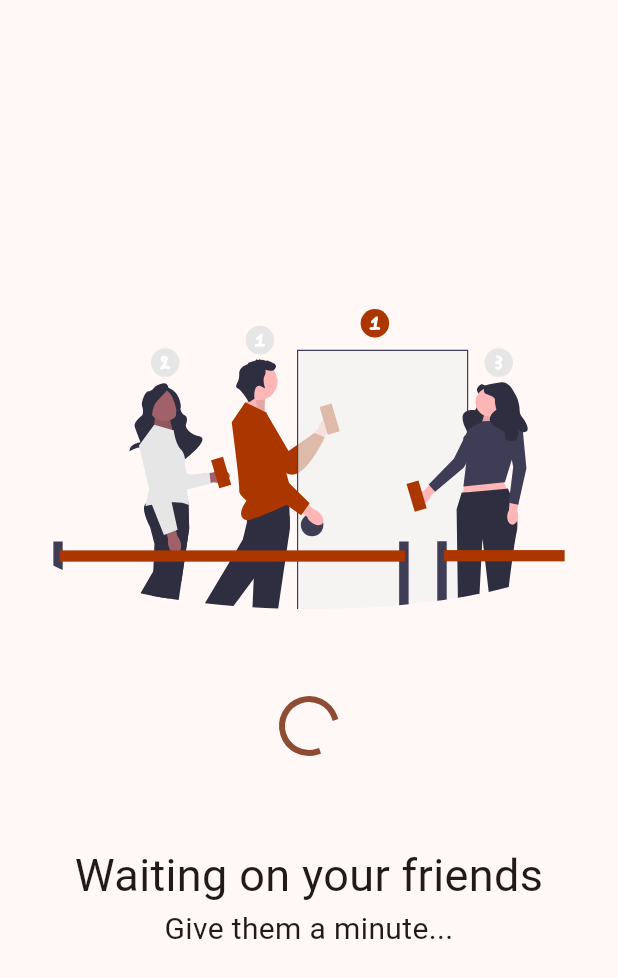
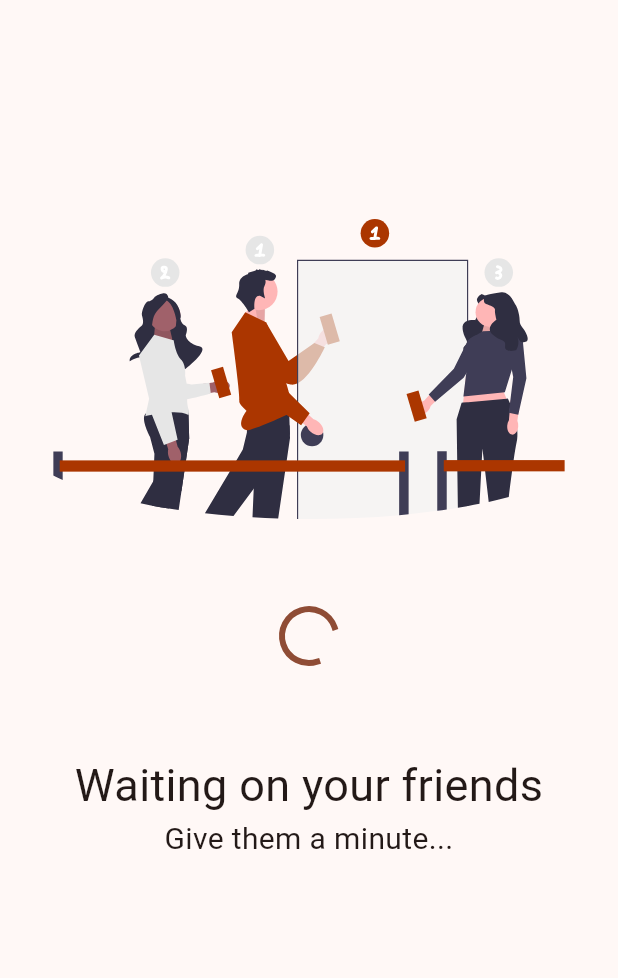
Before and after one commit to jozefws/hangry-client, a Flutter app: the screen it shows after launch, swiped to page 5, on a phone screen of 412 x 824 dp. Shown: the top 978 px of the screen. Run offline on Flutter 3.47's test engine with Material 2 defaults, Android fonts, the light colour scheme and no system bars; our stand-ins replace flutter_dotenv, flutter_svg, google_fonts; key blocks and very long unbroken strings in the code were emptied for the run.

Commit message:
Adjust padding

```diff
--- a/lib/view/waiting_page.dart
+++ b/lib/view/waiting_page.dart
@@ -33,7 +33,7 @@ class WaitingPage extends StatelessWidget {
                   style: TextStyle(fontSize: 20),
                 ),
                 const SizedBox(
-                  height: 80,
+                  height: 200,
                 )
               ],
             )));
```
